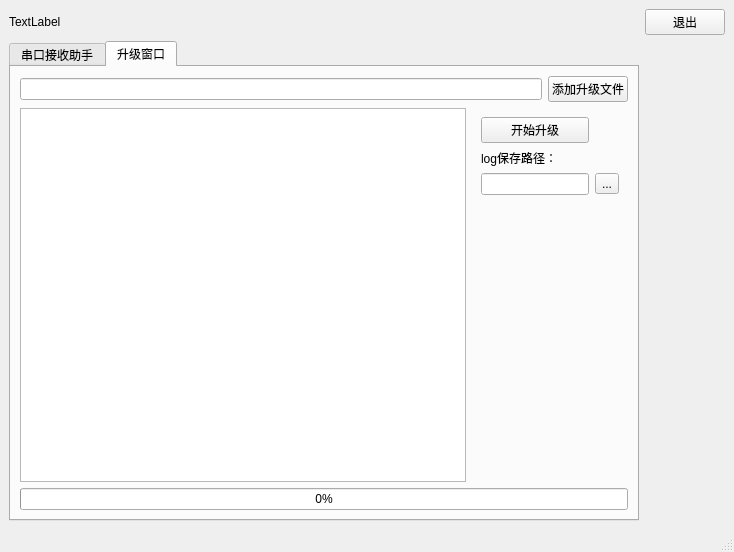
Above: mainwindow.ui from Q3Init/rrcom before the change. Below: the same form after it.
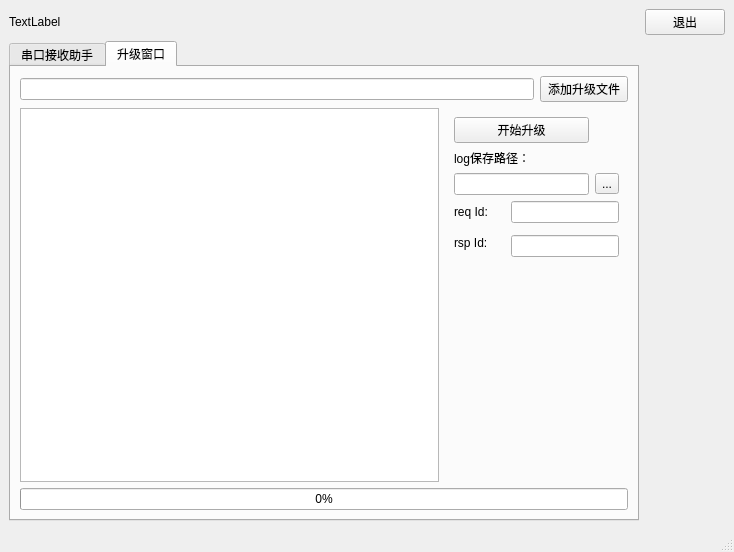
That is the form after the change.

Commit message: 增加 req and rsp ID

What changed in the file:
```diff
--- a/mainwindow.ui
+++ b/mainwindow.ui
@@ -149,7 +149,7 @@
         <item row="1" column="1" colspan="2">
          <widget class="QWidget" name="widget" native="true">
           <layout class="QGridLayout" name="gridLayout">
-           <item row="0" column="0">
+           <item row="0" column="0" colspan="2">
             <widget class="QPushButton" name="start_ota_btn">
              <property name="text">
               <string>开始升级</string>
@@ -165,14 +165,44 @@
              </property>
             </widget>
            </item>
-           <item row="1" column="0">
+           <item row="1" column="0" colspan="2">
             <widget class="QLabel" name="label_3">
              <property name="text">
               <string>log保存路径：</string>
              </property>
             </widget>
            </item>
+           <item row="2" column="0" colspan="2">
+            <widget class="QLineEdit" name="log_file_name_edit"/>
+           </item>
+           <item row="2" column="2">
+            <widget class="QToolButton" name="open_log_file_btn">
+             <property name="text">
+              <string>...</string>
+             </property>
+            </widget>
+           </item>
            <item row="3" column="0">
+            <widget class="QLabel" name="label_4">
+             <property name="text">
+              <string>req Id:</string>
+             </property>
+            </widget>
+           </item>
+           <item row="3" column="1" colspan="2">
+            <widget class="QLineEdit" name="reqId_line_edit"/>
+           </item>
+           <item row="4" column="0" rowspan="2" colspan="2">
+            <widget class="QLabel" name="label_5">
+             <property name="text">
+              <string>rsp Id:</string>
+             </property>
+            </widget>
+           </item>
+           <item row="5" column="1" colspan="2">
+            <widget class="QLineEdit" name="rspId_line_edit"/>
+           </item>
+           <item row="6" column="1">
             <spacer name="verticalSpacer_2">
              <property name="orientation">
               <enum>Qt::Orientation::Vertical</enum>
@@ -180,21 +210,11 @@
              <property name="sizeHint" stdset="0">
               <size>
                <width>20</width>
-               <height>233</height>
+               <height>202</height>
               </size>
              </property>
             </spacer>
            </item>
-           <item row="2" column="1">
-            <widget class="QToolButton" name="open_log_file_btn">
-             <property name="text">
-              <string>...</string>
-             </property>
-            </widget>
-           </item>
-           <item row="2" column="0">
-            <widget class="QLineEdit" name="log_file_name_edit"/>
-           </item>
           </layout>
          </widget>
         </item>
```
Left out of the diff: 22 changed lines with no effect on the pictures. The commit also changes 1 other file.
